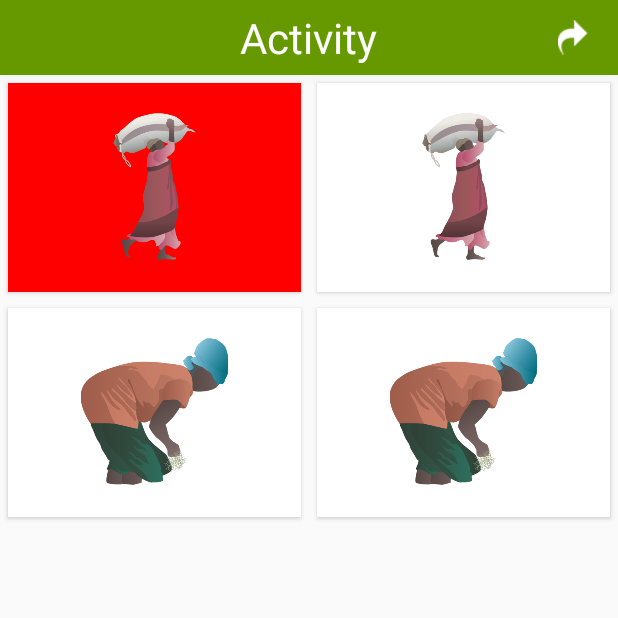
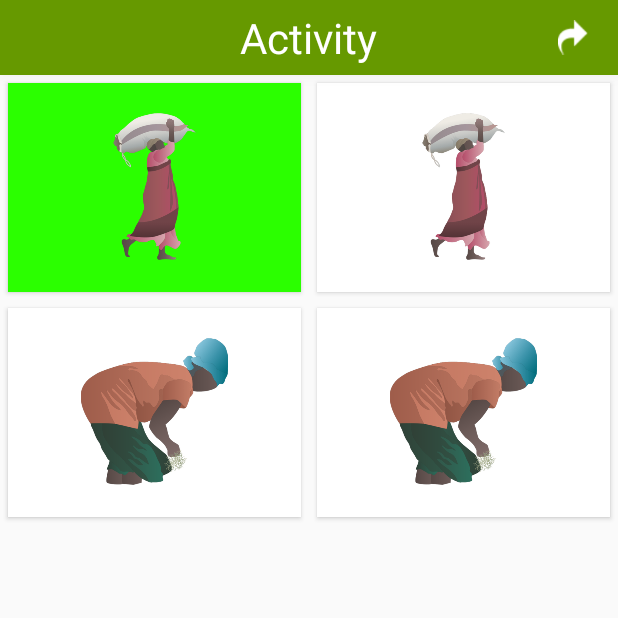
Before and after one commit to deshi-basara/sambia-app, an Android app: the screen it shows after launch (MainActivity), after a tap on an icon or button, on a phone screen of 412 x 824 dp, the top half of it. Run offline under Robolectric (Android 15) with nearby library versions, the phone set to English and light mode, and no system bars; libraries missing offline, so code that uses them is left out: org.codehaus.jackson; 3 statements that could not run were skipped.

Commit message:
Fix setBackground Color for older than Android Version 5.0

```diff
--- a/app/Sambia/app/src/main/java/org/hdm/app/sambia/util/View_Holder.java
+++ b/app/Sambia/app/src/main/java/org/hdm/app/sambia/util/View_Holder.java
@@ -1,6 +1,7 @@
 package org.hdm.app.sambia.util;
 
 import android.graphics.Color;
+import android.os.Build;
 import android.support.v7.widget.CardView;
 import android.support.v7.widget.RecyclerView;
 import android.util.Log;
@@ -78,8 +79,41 @@ public class View_Holder extends RecyclerView.ViewHolder implements
 
 
     public void setBackground(boolean state) {
-        cv.setBackgroundColor(Color.WHITE);
-        if(state) cv.setBackgroundColor(Color.RED);
+//        cv.setBackgroundColor(Color.WHITE);
+
+        if(state) {
+
+            if (Build.VERSION.SDK_INT < Build.VERSION_CODES.LOLLIPOP_MR1) {
+                // below lillipop
+                cv.setCardBackgroundColor(Color.GREEN);
+                // working for lower questions as per another answer posted here
+            } else {
+                // lollipop and above
+                cv.setBackgroundColor(cv.getResources().getColor(R.color.green));
+                // known to be working for lillipop as per your question
+            }
+
+        } else {
+
+
+
+            if (Build.VERSION.SDK_INT < Build.VERSION_CODES.LOLLIPOP_MR1) {
+                // below lillipop
+                cv.setCardBackgroundColor(Color.WHITE);
+                // working for lower questions as per another answer posted here
+            } else {
+                // lollipop and above
+                cv.setBackgroundColor(cv.getResources().getColor(R.color.white));
+                // known to be working for lillipop as per your question
+            }
+
+        }
+
+
+
+
+
+// cv.setBackgroundColor(Color.RED);
     }
 
 
--- a/app/Sambia/app/src/main/res/layout/row_layout.xml
+++ b/app/Sambia/app/src/main/res/layout/row_layout.xml
@@ -3,11 +3,10 @@
     android:layout_width="match_parent"
     android:layout_height="150dp"
     android:layout_margin="5dp"
-    app:cardCornerRadius="2dp"
-    app:cardElevation="2dp"
+    app:cardCornerRadius="4dp"
     xmlns:android="http://schemas.android.com/apk/res/android"
     xmlns:app="http://schemas.android.com/apk/res-auto"
-    android:background="@drawable/selector_row"
+    app:cardBackgroundColor="@android:color/white"
     >
 
     <LinearLayout
--- a/app/Sambia/app/src/main/res/layout/rowlayout.xml
+++ b/app/Sambia/app/src/main/res/layout/rowlayout.xml
@@ -24,7 +24,7 @@
         />
 
 
-    <android.support.v7.widget.CardView
+    <android.support.v4.widget.CardView
         android:layout_width="40dp"
         android:layout_height="40dp"
         android:elevation="12dp"
@@ -42,7 +42,7 @@
             android:layout_centerHorizontal="true"
             android:src="@drawable/ic_action_info">
         </ImageView>
-    </android.support.v7.widget.CardView>
+    </android.support.v4.widget.CardView>
 
 
     <!--<ImageView-->
--- a/app/Sambia/app/src/main/res/values/colors.xml
+++ b/app/Sambia/app/src/main/res/values/colors.xml
@@ -3,4 +3,8 @@
     <color name="colorPrimary">#3F51B5</color>
     <color name="colorPrimaryDark">#303F9F</color>
     <color name="colorAccent">#FF4081</color>
+
+    <color name="white">#FFFFFF</color>
+    <color name="green">#2bff00</color>
+
 </resources>
```
